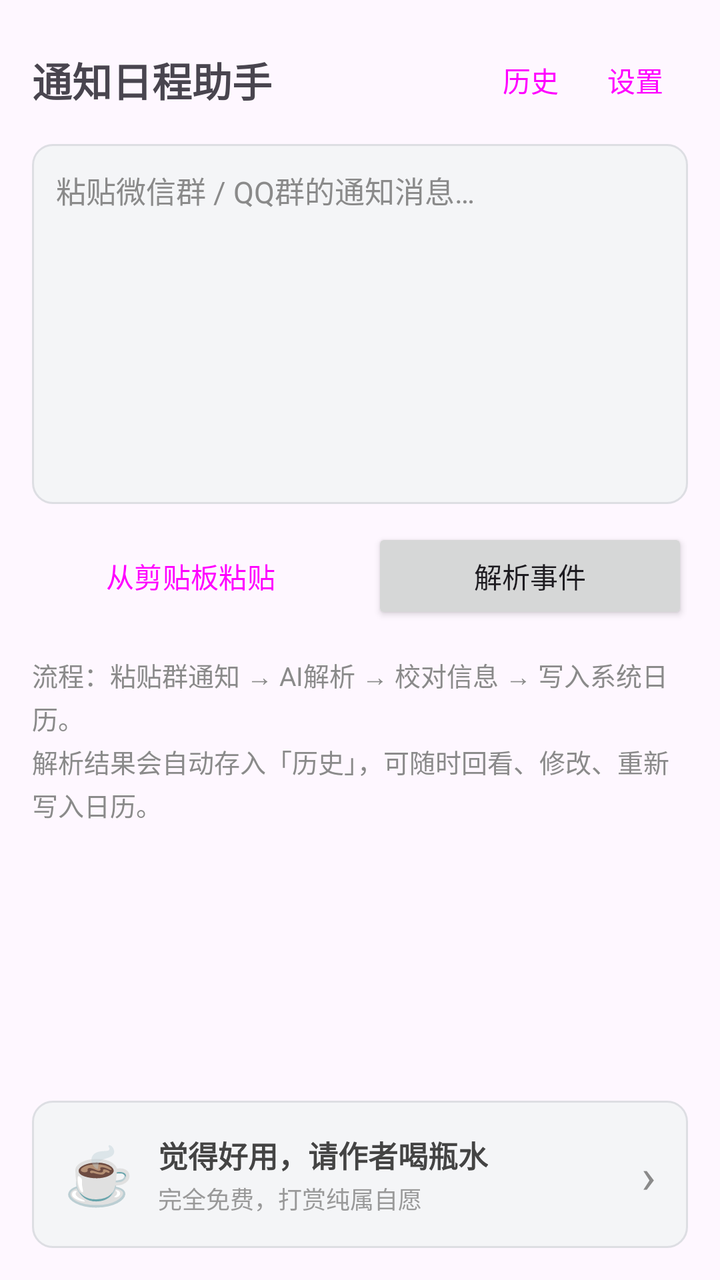
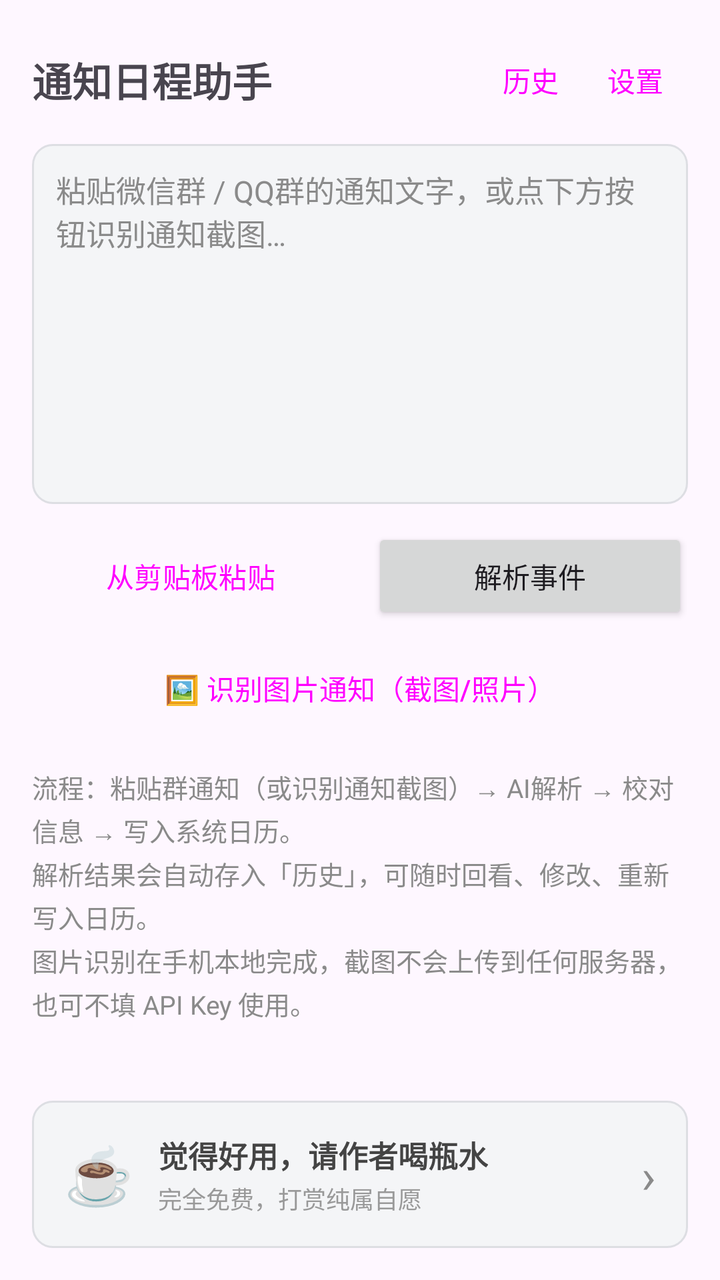

Before-and-after screenshots of an Android layout around one commit, followed by the original layout XML and the change that was made.
<!-- AndroidManifest.xml: application theme Theme.NoticeCal -->
<!-- res/layout/activity_main.xml -->
<?xml version="1.0" encoding="utf-8"?>
<LinearLayout xmlns:android="http://schemas.android.com/apk/res/android"
    android:layout_width="match_parent"
    android:layout_height="match_parent"
    android:orientation="vertical"
    android:padding="16dp">

    <LinearLayout
        android:layout_width="match_parent"
        android:layout_height="wrap_content"
        android:gravity="center_vertical"
        android:orientation="horizontal">

        <TextView
            android:layout_width="0dp"
            android:layout_height="wrap_content"
            android:layout_weight="1"
            android:text="@string/app_name"
            android:textSize="20sp"
            android:textStyle="bold" />

        <Button
            android:id="@+id/btn_history"
            style="@style/Widget.Material3.Button.TextButton"
            android:layout_width="wrap_content"
            android:layout_height="wrap_content"
            android:minWidth="0dp"
            android:text="历史" />

        <Button
            android:id="@+id/btn_settings"
            style="@style/Widget.Material3.Button.TextButton"
            android:layout_width="wrap_content"
            android:layout_height="wrap_content"
            android:minWidth="0dp"
            android:text="设置" />
    </LinearLayout>

    <EditText
        android:id="@+id/input"
        android:layout_width="match_parent"
        android:layout_height="180dp"
        android:layout_marginTop="8dp"
        android:background="@drawable/bg_input"
        android:gravity="top|start"
        android:hint="粘贴微信群 / QQ群的通知消息…"
        android:inputType="textMultiLine"
        android:padding="12dp"
        android:textColor="@color/body_text"
        android:textColorHint="@color/muted_text"
        android:textSize="15sp" />

    <LinearLayout
        android:layout_width="match_parent"
        android:layout_height="wrap_content"
        android:layout_marginTop="12dp"
        android:orientation="horizontal">

        <Button
            android:id="@+id/btn_paste"
            style="@style/Widget.Material3.Button.OutlinedButton"
            android:layout_width="0dp"
            android:layout_height="wrap_content"
            android:layout_weight="1"
            android:text="从剪贴板粘贴" />

        <Button
            android:id="@+id/btn_parse"
            android:layout_width="0dp"
            android:layout_height="wrap_content"
            android:layout_marginStart="12dp"
            android:layout_weight="1"
            android:text="解析事件" />
    </LinearLayout>

    <ProgressBar
        android:id="@+id/progress"
        android:layout_width="wrap_content"
        android:layout_height="wrap_content"
        android:layout_gravity="center_horizontal"
        android:layout_marginTop="24dp"
        android:visibility="gone" />

    <TextView
        android:layout_width="match_parent"
        android:layout_height="wrap_content"
        android:layout_marginTop="16dp"
        android:lineSpacingExtra="3dp"
        android:text="@string/main_tip"
        android:textColor="@color/muted_text"
        android:textSize="13sp" />

    <Space
        android:layout_width="match_parent"
        android:layout_height="0dp"
        android:layout_weight="1" />

    <LinearLayout
        android:id="@+id/card_donate"
        android:layout_width="match_parent"
        android:layout_height="wrap_content"
        android:layout_marginTop="16dp"
        android:background="@drawable/bg_input"
        android:clickable="true"
        android:focusable="true"
        android:gravity="center_vertical"
        android:orientation="horizontal"
        android:padding="16dp">

        <TextView
            android:layout_width="wrap_content"
            android:layout_height="wrap_content"
            android:text="☕"
            android:textSize="28sp" />

        <LinearLayout
            android:layout_width="0dp"
            android:layout_height="wrap_content"
            android:layout_marginStart="12dp"
            android:layout_weight="1"
            android:orientation="vertical">

            <TextView
                android:layout_width="wrap_content"
                android:layout_height="wrap_content"
                android:text="觉得好用，请作者喝瓶水"
                android:textColor="@color/body_text"
                android:textSize="15sp"
                android:textStyle="bold" />

            <TextView
                android:layout_width="wrap_content"
                android:layout_height="wrap_content"
                android:layout_marginTop="2dp"
                android:text="完全免费，打赏纯属自愿"
                android:textColor="@color/faint_text"
                android:textSize="12sp" />
        </LinearLayout>

        <TextView
            android:layout_width="wrap_content"
            android:layout_height="wrap_content"
            android:text="›"
            android:textColor="@color/muted_text"
            android:textSize="24sp" />
    </LinearLayout>

</LinearLayout>
<!-- resources referenced by this layout -->
<resources>
  <color name="body_text">#444444</color>
  <color name="faint_text">#999999</color>
  <color name="muted_text">#8A8A8A</color>
  <!-- drawable bg_input (drawable) -->
  <?xml version="1.0" encoding="utf-8"?>
  <shape xmlns:android="http://schemas.android.com/apk/res/android"
      android:shape="rectangle">
      <solid android:color="@color/bg_fill" />
      <corners android:radius="10dp" />
      <stroke
          android:width="1dp"
          android:color="@color/bg_stroke" />
  </shape>
  <string name="app_name">通知日程助手</string>
  <string name="main_tip">流程：粘贴群通知 → AI解析 → 校对信息 → 写入系统日历。\n解析结果会自动存入「历史」，可随时回看、修改、重新写入日历。</string>
  <style name="Theme.NoticeCal" parent="Theme.Material3.DayNight.NoActionBar">
          <item name="colorPrimary">@color/theme_purple_primary</item>
          <item name="colorPrimaryDark">@color/theme_purple_dark</item>
          <item name="colorAccent">@color/theme_purple_primary</item>
          <item name="android:statusBarColor">@color/theme_purple_dark</item>
      </style>
  <color name="bg_fill">#F4F5F7</color>
  <color name="bg_stroke">#DDDEE3</color>
  <color name="theme_purple_primary">#6750A4</color>
  <color name="theme_purple_dark">#4F378B</color>
</resources>

<!-- the commit's change to res/layout/activity_main.xml (unified diff, before → after) -->
@@ -43,7 +43,7 @@
         android:layout_marginTop="8dp"
         android:background="@drawable/bg_input"
         android:gravity="top|start"
-        android:hint="粘贴微信群 / QQ群的通知消息…"
+        android:hint="粘贴微信群 / QQ群的通知文字，或点下方按钮识别通知截图…"
         android:inputType="textMultiLine"
         android:padding="12dp"
         android:textColor="@color/body_text"
@@ -72,6 +72,14 @@
             android:layout_weight="1"
             android:text="解析事件" />
     </LinearLayout>
+
+    <Button
+        android:id="@+id/btn_image"
+        style="@style/Widget.Material3.Button.OutlinedButton"
+        android:layout_width="match_parent"
+        android:layout_height="wrap_content"
+        android:layout_marginTop="8dp"
+        android:text="🖼️ 识别图片通知（截图/照片）" />
 
     <ProgressBar
         android:id="@+id/progress"
<!-- resource entries referenced after the edit -->
@@ -14,7 +14,7 @@
           android:color="@color/bg_stroke" />
   </shape>
   <string name="app_name">通知日程助手</string>
-  <string name="main_tip">流程：粘贴群通知 → AI解析 → 校对信息 → 写入系统日历。\n解析结果会自动存入「历史」，可随时回看、修改、重新写入日历。</string>
+  <string name="main_tip">流程：粘贴群通知（或识别通知截图）→ AI解析 → 校对信息 → 写入系统日历。\n解析结果会自动存入「历史」，可随时回看、修改、重新写入日历。\n图片识别在手机本地完成，截图不会上传到任何服务器，也可不填 API Key 使用。</string>
   <style name="Theme.NoticeCal" parent="Theme.Material3.DayNight.NoActionBar">
           <item name="colorPrimary">@color/theme_purple_primary</item>
           <item name="colorPrimaryDark">@color/theme_purple_dark</item>
